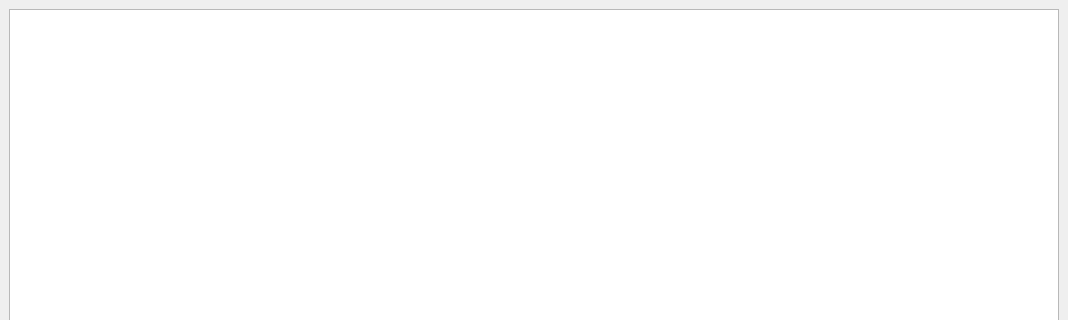
This is qsnake.ui in KarlZeilhofer/qsnake as Qt 5 draws it before an edit; both pictures show x 0 to 1068 and y 0 to 320 of the 1068 by 600 pixel window. The edited form follows.
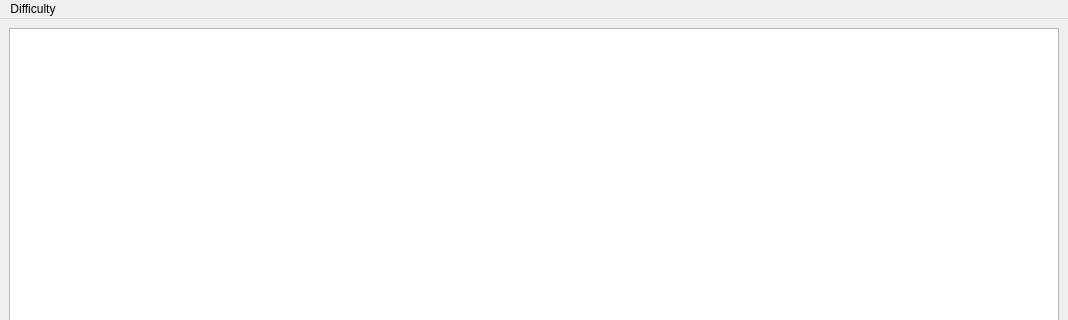
This is the edited form.

Commit message: bugfix (bomb on brick), add difficulty menu, add score overlay

Diff of the .ui file:
```diff
--- a/qsnake.ui
+++ b/qsnake.ui
@@ -36,6 +36,16 @@
      <height>22</height>
     </rect>
    </property>
+   <widget class="QMenu" name="menuDifficulty">
+    <property name="title">
+     <string>Difficulty</string>
+    </property>
+    <addaction name="actionEasy"/>
+    <addaction name="actionMedium"/>
+    <addaction name="actionHard"/>
+    <addaction name="actionExtreme"/>
+   </widget>
+   <addaction name="menuDifficulty"/>
   </widget>
   <widget class="QStatusBar" name="statusbar"/>
  </widget>
```
Left out of the diff: 35 changed lines with no effect on the pictures. The commit also changes 4 other files.
